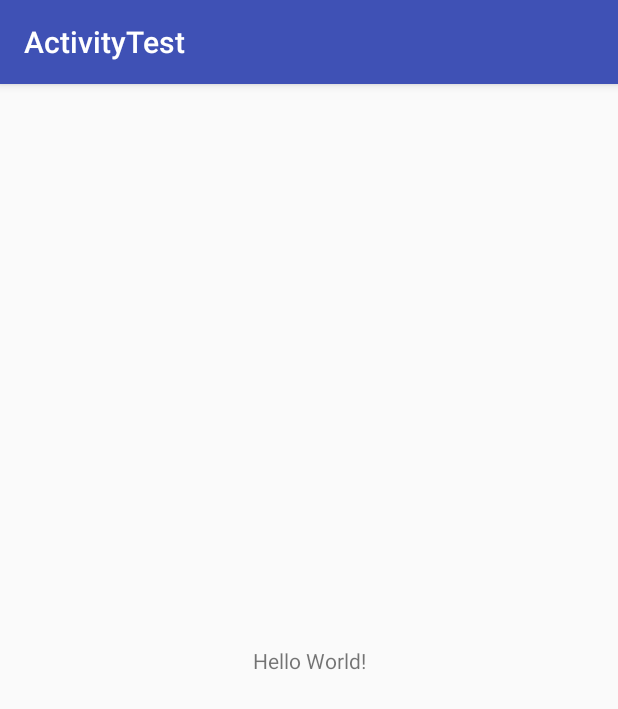
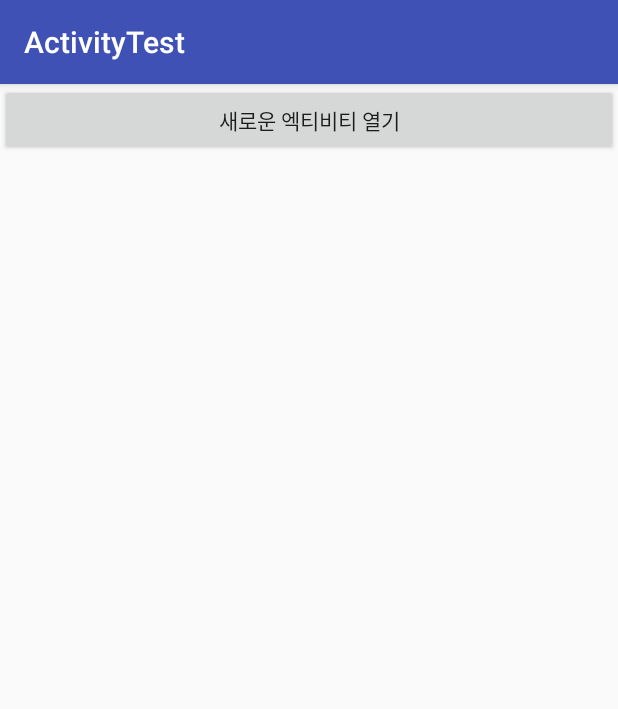
Before and after one commit to kimyj6631/ActivityTest, an Android app: the screen it shows after launch (MainActivity), on a phone screen of 412 x 824 dp. Shown: the top 709 px of the screen. Run offline under Robolectric (Android 15) with nearby library versions, the phone set to English and light mode, and no system bars.

Commit message:
#1 make main

```diff
--- a/app/src/main/res/layout/activity_main.xml
+++ b/app/src/main/res/layout/activity_main.xml
@@ -1,18 +1,14 @@
 <?xml version="1.0" encoding="utf-8"?>
-<android.support.constraint.ConstraintLayout xmlns:android="http://schemas.android.com/apk/res/android"
+<LinearLayout xmlns:android="http://schemas.android.com/apk/res/android"
     xmlns:app="http://schemas.android.com/apk/res-auto"
     xmlns:tools="http://schemas.android.com/tools"
     android:layout_width="match_parent"
     android:layout_height="match_parent"
-    tools:context="kimyj6631.kr.hs.emrim.activitytest.MainActivity">
+    tools:context="kimyj6631.kr.hs.emrim.activitytest.SecondActivity">
 
-    <TextView
-        android:layout_width="wrap_content"
+    <Button
+        android:id="@+id/but_main"
+        android:layout_width="match_parent"
         android:layout_height="wrap_content"
-        android:text="Hello World!"
-        app:layout_constraintBottom_toBottomOf="parent"
-        app:layout_constraintLeft_toLeftOf="parent"
-        app:layout_constraintRight_toRightOf="parent"
-        app:layout_constraintTop_toTopOf="parent" />
-
-</android.support.constraint.ConstraintLayout>
+        android:text="새로운 엑티비티 열기"/>
+</LinearLayout>
```
Also changed, not shown: app/src/main/res/layout/activity_second.xml (+7 -2 lines).
